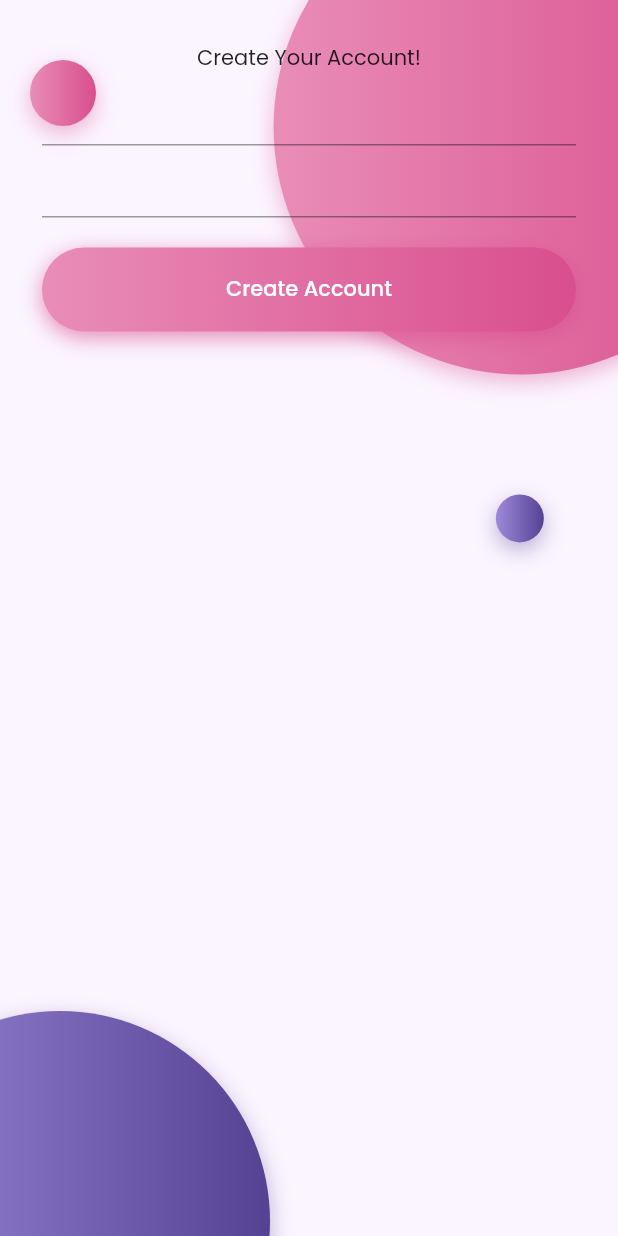
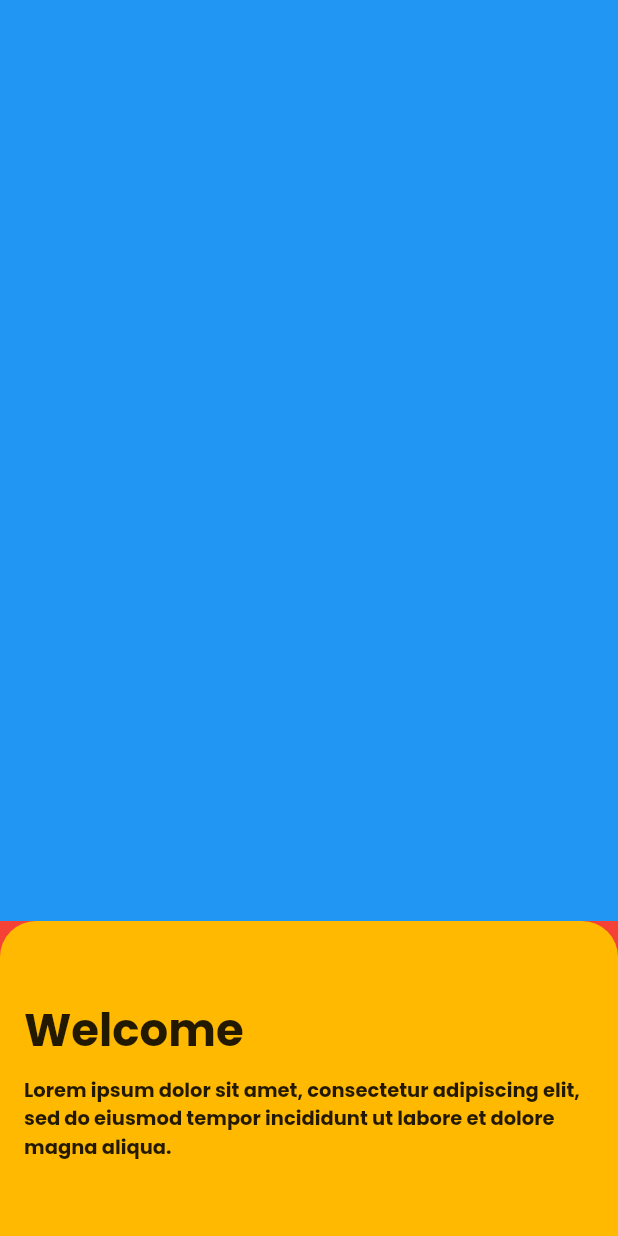
Before and after one commit to ehbarrionuevo/flutter_codigo2_ui_stack, a Flutter app: the Login2Page screen opened directly, after a tap on "Create Account", on a phone screen of 412 x 824 dp. Run offline on Flutter 3.47's test engine with Material 2 defaults, Android fonts, the phone set to English and light mode, and no system bars; our stand-ins replace flutter_svg, google_fonts.

Commit message:
init 8.2

```diff
--- /dev/null
+++ b/lib/pages/init_page.dart
@@ -0,0 +1,56 @@
+import 'package:flutter/material.dart';
+
+class InitPage extends StatelessWidget {
+  @override
+  Widget build(BuildContext context) {
+    return Scaffold(
+      backgroundColor: Colors.red,
+      body: Column(
+        children: [
+          // Image.network(
+          //   "https://media.istockphoto.com/vectors/cheers-with-beer-icon-handdrawn-vector-id1151319903?k=20&m=1151319903&s=170667a&w=0&h=n_90_xf2n85by03GIMHcfASRKMHI5mJqSLyoMg6foVw=",
+          //   height: 180.0,
+          // ),
+          Expanded(
+            flex: 1,
+            child: Container(color: Colors.blue),
+          ),
+          Container(
+            padding: EdgeInsets.symmetric(vertical: 50.0, horizontal: 16.0),
+            width: double.infinity,
+            decoration: BoxDecoration(
+              color: Color(0xffFFB901),
+              borderRadius: BorderRadius.only(
+                topRight: Radius.circular(24),
+                topLeft: Radius.circular(24),
+              ),
+            ),
+            child: Column(
+              crossAxisAlignment: CrossAxisAlignment.start,
+              children: [
+                Text(
+                  "Welcome",
+                  style: TextStyle(
+                    fontSize: 30.0,
+                    fontWeight: FontWeight.bold
+                  ),
+                ),
+                SizedBox(
+                  height: 8.0,
+                ),
+                Text(
+                  "Lorem ipsum dolor sit amet, consectetur adipiscing elit, sed do eiusmod tempor incididunt ut labore et dolore magna aliqua.",
+                  style: TextStyle(
+                    fontWeight: FontWeight.bold,
+                    fontSize: 13.0,
+                  ),
+                ),
+
+              ],
+            ),
+          ),
+        ],
+      ),
+    );
+  }
+}
--- a/lib/pages/login2_page.dart
+++ b/lib/pages/login2_page.dart
@@ -1,3 +1,4 @@
+import 'package:codigo2_ui_stack/pages/init_page.dart';
 import 'package:codigo2_ui_stack/widgets/circle_widget.dart';
 import 'package:flutter/material.dart';
 
@@ -78,11 +79,13 @@ class Login2Page extends StatelessWidget {
                   SizedBox(
                     height: 20.0,
                   ),
-                  Container(
+                  ClipRRect(
+                    borderRadius: BorderRadius.circular(40.0),
+                    child: Container(
                       height: 56.0,
                       width: double.infinity,
                       decoration: BoxDecoration(
-                      borderRadius: BorderRadius.circular(40.0),
+                        //borderRadius: BorderRadius.circular(40.0),
                         boxShadow: [
                           BoxShadow(
                               color: const Color(0xffD94E8E).withOpacity(0.65),
@@ -101,9 +104,13 @@ class Login2Page extends StatelessWidget {
                           "Create Account",
                         ),
                         textColor: Colors.white,
-                      shape: RoundedRectangleBorder(
-                          borderRadius: BorderRadius.circular(40.0)),
-                      onPressed: () {},
+                        // shape: RoundedRectangleBorder(
+                        //     borderRadius: BorderRadius.circular(40.0),
+                        // ),
+                        onPressed: () {
+                          Navigator.push(context, MaterialPageRoute(builder: (context)=> InitPage()));
+                        },
+                      ),
                     ),
                   ),
                 ],
```
Lines whose indentation alone changed are shown as unchanged.
